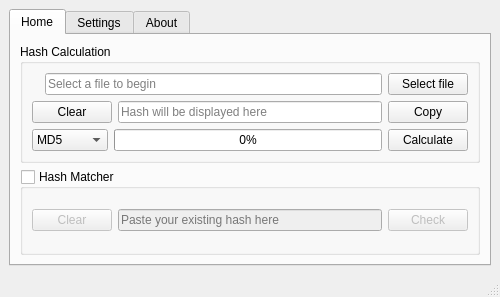
Rizwan-Hasan/Free-Hash-Checker, file ui/mainwindow.ui: the form before one commit.
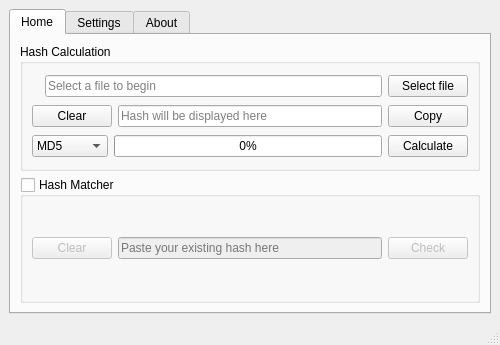
The form after the commit. Icons and pictures are not drawn.

```diff
--- a/ui/mainwindow.ui
+++ b/ui/mainwindow.ui
@@ -13,7 +13,7 @@
     <x>0</x>
     <y>0</y>
     <width>500</width>
-    <height>297</height>
+    <height>345</height>
    </rect>
   </property>
   <property name="sizePolicy">
@@ -24,14 +24,8 @@
   </property>
   <property name="minimumSize">
    <size>
-    <width>500</width>
-    <height>297</height>
-   </size>
-  </property>
-  <property name="maximumSize">
-   <size>
-    <width>500</width>
-    <height>347</height>
+    <width>0</width>
+    <height>0</height>
    </size>
   </property>
   <property name="windowTitle">
```
